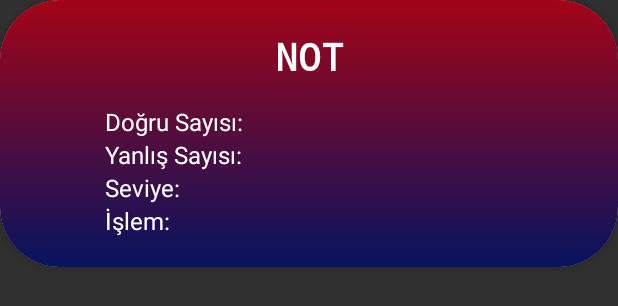
After one commit to cemoliber/ProfessorMath, an Android app: the layout list_item.xml on its own in the app's theme, with its tools: preview values and no code run, on a phone screen of 412 x 824 dp. The commit adds this screen. Shown: the top 306 px of the screen. Run offline under Robolectric (Android 15) with nearby library versions, the phone set to English and light mode, and no system bars.

Commit message:
ListView and SQLite database added for performance recording

```diff
--- a/Math2 - Kopya (4)/app/build.gradle
+++ b/Math2 - Kopya (4)/app/build.gradle
@@ -5,12 +5,12 @@ plugins {
 
 android {
     namespace 'com.example.math2'
-    compileSdk 34
+    compileSdk 35
 
     defaultConfig {
         applicationId "com.example.math2"
         minSdk 25
-        targetSdk 34
+        targetSdk 35
         versionCode 1
         versionName "1.0"
         multiDexEnabled true
@@ -46,4 +46,6 @@ dependencies {
     implementation 'com.google.android.gms:play-services-ads:23.3.0'
     implementation "androidx.sqlite:sqlite:2.2.0"
     implementation "androidx.sqlite:sqlite-framework:2.2.0"
+    implementation "org.jetbrains.kotlinx:kotlinx-coroutines-core:1.6.0"
+    implementation "org.jetbrains.kotlinx:kotlinx-coroutines-android:1.7.3"
 }
--- a/Math2 - Kopya (4)/app/src/main/res/layout/activity_report_card.xml
+++ b/Math2 - Kopya (4)/app/src/main/res/layout/activity_report_card.xml
@@ -3,6 +3,7 @@
     android:layout_width="match_parent"
     android:layout_height="match_parent"
     xmlns:tools="http://schemas.android.com/tools"
+    android:background="#AEEBEBEB"
     android:orientation="vertical"
     tools:context=".ReportCard"
     android:padding="16dp">
@@ -10,6 +11,7 @@
     <TextView
         android:layout_width="wrap_content"
         android:layout_height="wrap_content"
+        android:textColor="@color/black"
         android:text="report_card"
         android:textSize="24sp"
         android:textStyle="bold"
@@ -21,7 +23,7 @@
         android:id="@+id/listView"
         android:layout_width="match_parent"
         android:layout_height="wrap_content"
-        android:divider="@android:color/darker_gray"
+        android:divider="#000000"
         android:dividerHeight="1dp" />
 
 </LinearLayout>
--- /dev/null
+++ b/Math2 - Kopya (4)/app/src/main/res/layout/list_item.xml
@@ -0,0 +1,71 @@
+<?xml version="1.0" encoding="utf-8"?>
+<androidx.cardview.widget.CardView xmlns:android="http://schemas.android.com/apk/res/android"
+    android:layout_width="match_parent"
+    android:layout_height="wrap_content"
+    xmlns:app="http://schemas.android.com/apk/res-auto"
+    app:cardBackgroundColor="@color/white"
+    app:cardCornerRadius="40dp">
+
+    <LinearLayout
+        android:layout_width="match_parent"
+        android:layout_height="wrap_content"
+        android:orientation="vertical"
+        android:padding="20dp"
+        android:background="@drawable/gradient2"
+        >
+
+        <TextView
+            android:id="@+id/noteCard"
+            android:textSize="25sp"
+            android:textStyle="bold"
+            android:fontFamily="monospace"
+            android:layout_width="match_parent"
+            android:layout_height="wrap_content"
+            android:textColor="@color/white"
+            android:text="NOT"
+            android:gravity="center"
+            />
+
+        <TextView
+            android:id="@+id/trueCountCard"
+            android:textSize="16sp"
+            android:layout_width="wrap_content"
+            android:layout_height="wrap_content"
+            android:textColor="@color/white"
+            android:layout_marginTop="15dp"
+            android:text="Doğru Sayısı:"
+            android:layout_marginLeft="50dp"
+            />
+
+        <TextView
+            android:id="@+id/wrongCountCard"
+            android:textSize="16sp"
+            android:layout_width="wrap_content"
+            android:layout_height="wrap_content"
+            android:textColor="@color/white"
+            android:text="Yanlış Sayısı:"
+            android:layout_marginLeft="50dp"
+            />
+
+        <TextView
+            android:id="@+id/levelCard"
+            android:textSize="16sp"
+            android:layout_width="wrap_content"
+            android:layout_height="wrap_content"
+            android:textColor="@color/white"
+            android:text="Seviye:"
+            android:layout_marginLeft="50dp"
+            />
+        <TextView
+            android:id="@+id/operationCard"
+            android:textSize="16sp"
+            android:layout_width="wrap_content"
+            android:layout_height="wrap_content"
+            android:textColor="@color/white"
+            android:text="İşlem:"
+            android:layout_marginLeft="50dp"
+            />
+
+    </LinearLayout>
+
+</androidx.cardview.widget.CardView>
```
Also changed, not shown: Math2 - Kopya (4)/app/src/main/AndroidManifest.xml (+1 -7 lines), Math2 - Kopya (4)/app/src/main/java/com/example/math2/ArrayAdapter.kt (added, +33 -0 lines), Math2 - Kopya (4)/app/src/main/java/com/example/math2/DatabaseHelper.kt (+39 -25 lines), Math2 - Kopya (4)/app/src/main/java/com/example/math2/ReportCard.kt (+6 -3 lines), Math2 - Kopya (4)/app/src/main/java/com/example/math2/ReportCardActivity.kt (added, +23 -0 lines), Math2 - Kopya (4)/app/src/main/java/com/example/math2/ReportCardAdapter.kt (added, +37 -0 lines), Math2 - Kopya (4)/app/src/main/java/com/example/math2/ReportCardItem.kt (added, +9 -0 lines), Math2 - Kopya (4)/app/src/main/java/com/example/math2/SumOperation.kt (+4 -4 lines), Math2 - Kopya (4)/app/src/main/java/com/example/math2/models.kt (added, +9 -0 lines).
